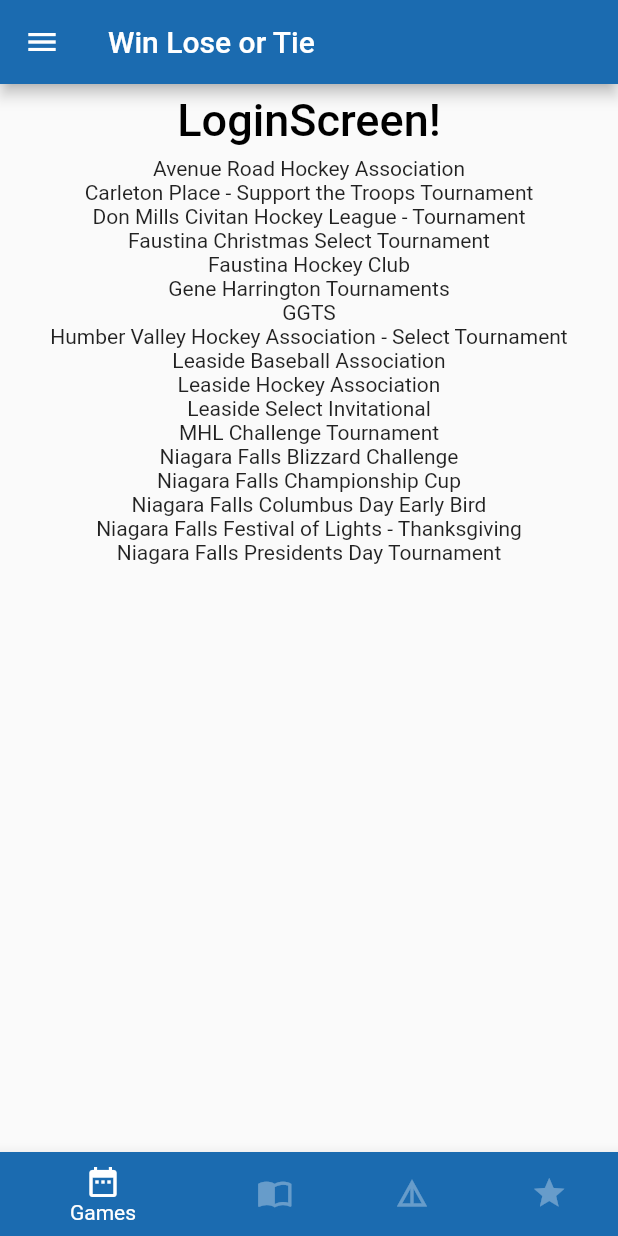
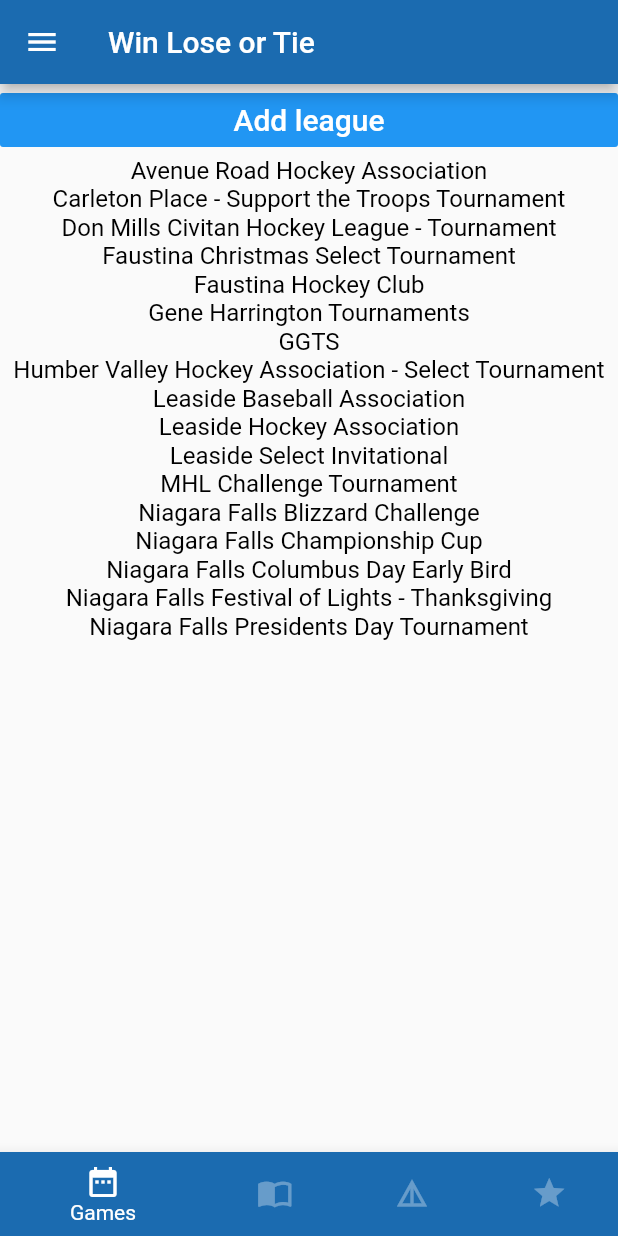
Before and after one commit to aselvais/wlt3, a Flutter app: the HomeScreen screen opened by its route, on a phone screen of 412 x 824 dp. Run offline on Flutter 3.47's test engine with Material 2 defaults, Android fonts, the phone set to English and light mode, and no system bars.

Commit message:
cleanup code

```diff
--- a/lib/components/lists/ListAbstract.dart
+++ b/lib/components/lists/ListAbstract.dart
@@ -22,7 +22,9 @@ class ListAbstract extends StatelessWidget {
   getFlatButton(context)
   {
     return FlatButton(
-        child: Text('LoginScreen!', style: TextStyle(color: Colors.black, fontSize: 30.0)),
+        child: Text('Add league', style: TextStyle(color: Colors.white, fontSize: 20.0)),
+        color: Colors.blue,
+        textColor: Colors.white,
         onPressed: () => onItemTapped(context)
         );
   }
@@ -31,10 +33,15 @@ class ListAbstract extends StatelessWidget {
   ListView build(BuildContext context) {
     List<Widget> wl = new List();
     wl.add(getFlatButton(context));
-
     final _list = Provider.of<LeaguesModel>(context);
-    _list.list.forEach((f) => wl.add(Center(child: Text(f["name"]))) );
-
+    _list.list.forEach(
+      (f) => wl.add(
+        Center(
+          child: Text(f["name"],
+          style: TextStyle(color: Colors.black, fontSize: 16.0))
+        )
+      )
+    );
     return ListView(children: wl,);
   }
 }
--- a/lib/components/screens/HomeScreen.dart
+++ b/lib/components/screens/HomeScreen.dart
@@ -5,7 +5,7 @@ import 'package:wlt3/components/lists/ListAbstract.dart';
 import 'package:wlt3/components/widgets/Bottomnavigationwlt.dart';
 import 'package:wlt3/components/widgets/Drawerwlt.dart';
 import 'package:wlt3/components/widgets/Topmenubar.dart';
-import 'package:wlt3/models/CartModel.dart';
+import 'package:wlt3/models/BottombarModel.dart';
 
 class HomeScreen extends StatelessWidget {
 
@@ -18,7 +18,7 @@ class HomeScreen extends StatelessWidget {
 
   @override
   Widget build(BuildContext context) {
-    final cart = Provider.of<CartModel>(context);
+    final cart = Provider.of<BottombarModel>(context);
 
     return new Scaffold(
           drawer: new Drawerwlt(),
--- a/lib/components/widgets/Bottomnavigationwlt.dart
+++ b/lib/components/widgets/Bottomnavigationwlt.dart
@@ -1,19 +1,19 @@
 import 'package:flutter/material.dart';
 import 'package:provider/provider.dart';
 import 'package:wlt3/libs/Themedata.dart';
-import 'package:wlt3/models/CartModel.dart';
+import 'package:wlt3/models/BottombarModel.dart';
 
 class Bottomnavigationwlt extends StatelessWidget
 {
 
   void onItemTapped(context, int index) {
-    final cart = Provider.of<CartModel>(context);
+    final cart = Provider.of<BottombarModel>(context);
     cart.idx = index;
   }
 
   @override
   BottomNavigationBar build(BuildContext context) {
-    var cart = Provider.of<CartModel>(context);
+    var cart = Provider.of<BottombarModel>(context);
 
     return new BottomNavigationBar(
       selectedItemColor: Themedata.selectedItemColor,
--- a/lib/models/CartModel.dart
+++ b/lib/models/BottombarModel.dart
@@ -1,6 +1,6 @@
 import 'package:flutter/foundation.dart';
 
-class CartModel extends ChangeNotifier {
+class BottombarModel extends ChangeNotifier {
   int _idx = 0;
 
   int get idx {
```
Also changed, not shown: lib/components/screens/CatalogScreen.dart (deleted, +0 -35 lines), lib/components/widgets/AddButton.dart (deleted, +0 -21 lines), lib/components/widgets/ListItem.dart (deleted, +0 -44 lines), lib/models/CatalogModel.dart (deleted, +0 -24 lines), lib/models/ItemModel.dart (deleted, +0 -24 lines), lib/routers/RouterScreen.dart (+3 -4 lines), 1 other file.
